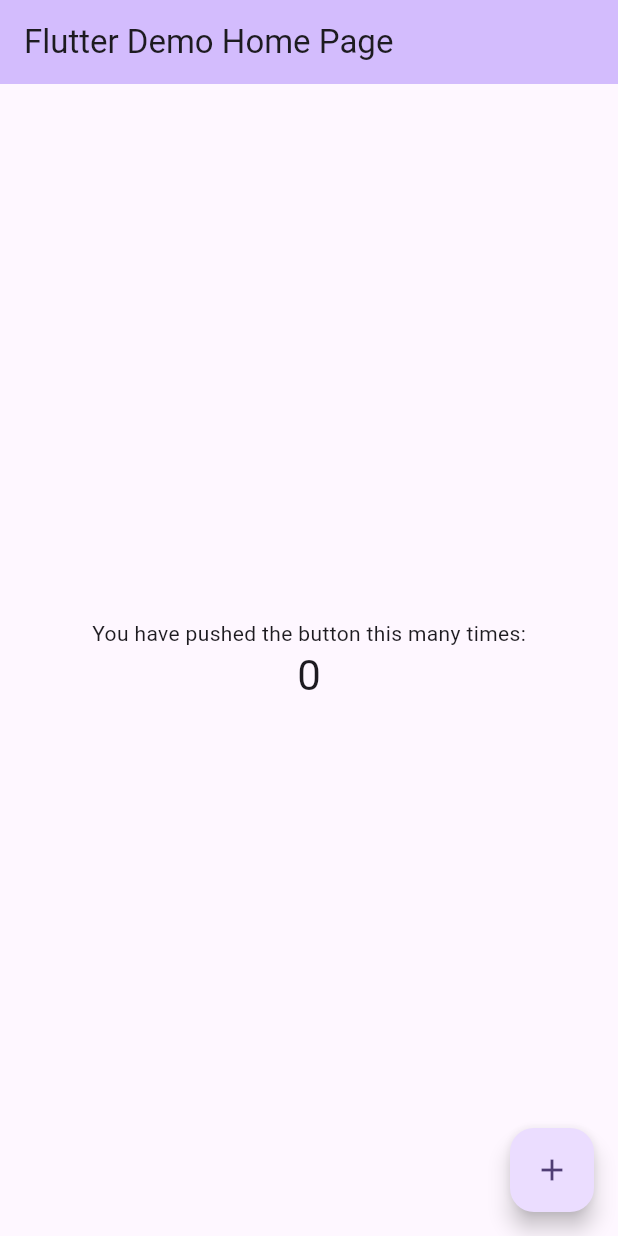
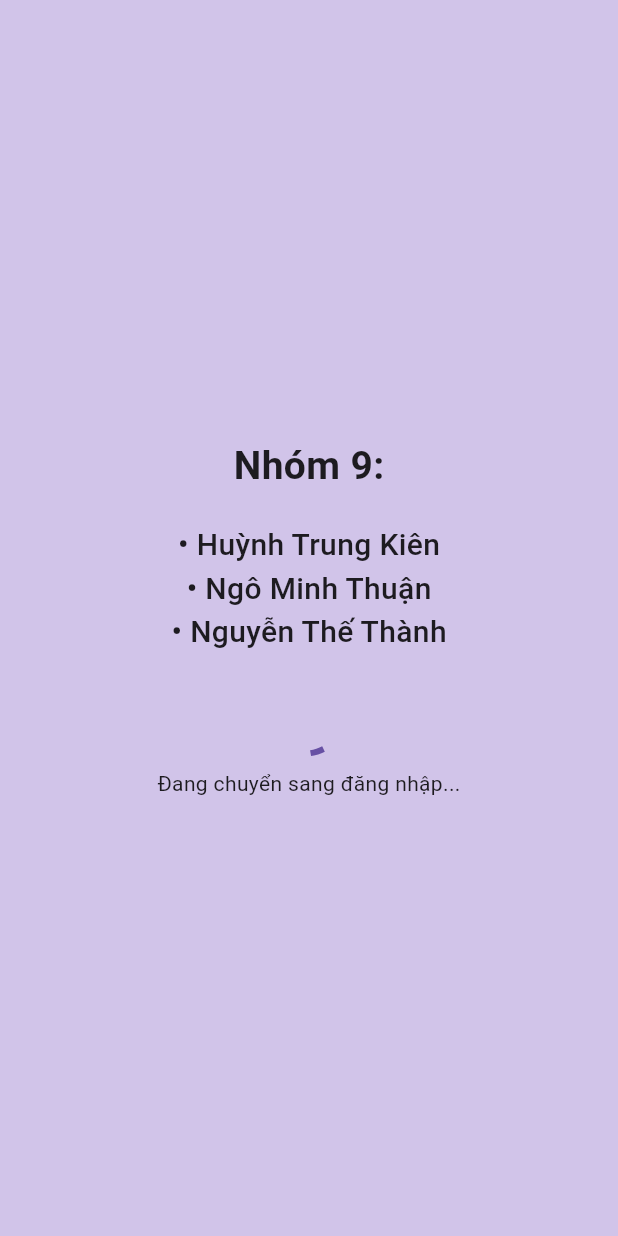
Before and after one commit to thanhnt932/LTDDNC_FLutter, a Flutter app: the screen it shows after launch, on a phone screen of 412 x 824 dp. Run offline on Flutter 3.47's test engine with Material 3 defaults, Android fonts, the phone set to English and light mode, and no system bars.

Commit message:
Bai tap Flutter 1

```diff
--- a/lib/main.dart
+++ b/lib/main.dart
@@ -1,122 +1,22 @@
 import 'package:flutter/material.dart';
+import 'screens/splash_screen.dart';
+import 'screens/login_screen.dart';
 
 void main() {
-  runApp(const MyApp());
+  runApp(MyApp());
 }
 
 class MyApp extends StatelessWidget {
-  const MyApp({super.key});
-
-  // This widget is the root of your application.
   @override
   Widget build(BuildContext context) {
     return MaterialApp(
-      title: 'Flutter Demo',
-      theme: ThemeData(
-        // This is the theme of your application.
-        //
-        // TRY THIS: Try running your application with "flutter run". You'll see
-        // the application has a purple toolbar. Then, without quitting the app,
-        // try changing the seedColor in the colorScheme below to Colors.green
-        // and then invoke "hot reload" (save your changes or press the "hot
-        // reload" button in a Flutter-supported IDE, or press "r" if you used
-        // the command line to start the app).
-        //
-        // Notice that the counter didn't reset back to zero; the application
-        // state is not lost during the reload. To reset the state, use hot
-        // restart instead.
-        //
-        // This works for code too, not just values: Most code changes can be
-        // tested with just a hot reload.
-        colorScheme: ColorScheme.fromSeed(seedColor: Colors.deepPurple),
-      ),
-      home: const MyHomePage(title: 'Flutter Demo Home Page'),
+      debugShowCheckedModeBanner: false,
+      title: 'Manager App',
+      initialRoute: '/',
+      routes: {
+        '/': (context) => SplashScreen(),
+        '/login': (context) => LoginScreen(),
+      },
     );
   }
 }
-
-class MyHomePage extends StatefulWidget {
-  const MyHomePage({super.key, required this.title});
-
-  // This widget is the home page of your application. It is stateful, meaning
-  // that it has a State object (defined below) that contains fields that affect
-  // how it looks.
-
-  // This class is the configuration for the state. It holds the values (in this
-  // case the title) provided by the parent (in this case the App widget) and
-  // used by the build method of the State. Fields in a Widget subclass are
-  // always marked "final".
-
-  final String title;
-
-  @override
-  State<MyHomePage> createState() => _MyHomePageState();
-}
-
-class _MyHomePageState extends State<MyHomePage> {
-  int _counter = 0;
-
-  void _incrementCounter() {
-    setState(() {
-      // This call to setState tells the Flutter framework that something has
-      // changed in this State, which causes it to rerun the build method below
-      // so that the display can reflect the updated values. If we changed
-      // _counter without calling setState(), then the build method would not be
-      // called again, and so nothing would appear to happen.
-      _counter++;
-    });
-  }
-
-  @override
-  Widget build(BuildContext context) {
-    // This method is rerun every time setState is called, for instance as done
-    // by the _incrementCounter method above.
-    //
-    // The Flutter framework has been optimized to make rerunning build methods
-    // fast, so that you can just rebuild anything that needs updating rather
-    // than having to individually change instances of widgets.
-    return Scaffold(
-      appBar: AppBar(
-        // TRY THIS: Try changing the color here to a specific color (to
-        // Colors.amber, perhaps?) and trigger a hot reload to see the AppBar
-        // change color while the other colors stay the same.
-        backgroundColor: Theme.of(context).colorScheme.inversePrimary,
-        // Here we take the value from the MyHomePage object that was created by
-        // the App.build method, and use it to set our appbar title.
-        title: Text(widget.title),
-      ),
-      body: Center(
-        // Center is a layout widget. It takes a single child and positions it
-        // in the middle of the parent.
-        child: Column(
-          // Column is also a layout widget. It takes a list of children and
-          // arranges them vertically. By default, it sizes itself to fit its
-          // children horizontally, and tries to be as tall as its parent.
-          //
-          // Column has various properties to control how it sizes itself and
-          // how it positions its children. Here we use mainAxisAlignment to
-          // center the children vertically; the main axis here is the vertical
-          // axis because Columns are vertical (the cross axis would be
-          // horizontal).
-          //
-          // TRY THIS: Invoke "debug painting" (choose the "Toggle Debug Paint"
-          // action in the IDE, or press "p" in the console), to see the
-          // wireframe for each widget.
-          mainAxisAlignment: MainAxisAlignment.center,
-          children: <Widget>[
-            const Text('You have pushed the button this many times:'),
-            Text(
-              '$_counter',
-              style: Theme.of(context).textTheme.headlineMedium,
-            ),
-          ],
-        ),
-      ),
-      floatingActionButton: FloatingActionButton(
-        onPressed: _incrementCounter,
-        tooltip: 'Increment',
-        child: const Icon(Icons.add),
-      ), // This trailing comma makes auto-formatting nicer for build methods.
-    );
-  }
-}
--- /dev/null
+++ b/lib/screens/splash_screen.dart
@@ -0,0 +1,47 @@
+import 'dart:async';
+import 'package:flutter/material.dart';
+
+class SplashScreen extends StatefulWidget {
+  @override
+  _SplashScreenState createState() => _SplashScreenState();
+}
+
+class _SplashScreenState extends State<SplashScreen> {
+  @override
+  void initState() {
+    super.initState();
+    // Chuyển trang sau 10 giây
+    Future.delayed(Duration(seconds: 10), () {
+      Navigator.pushReplacementNamed(context, '/login');
+    });
+  }
+
+  @override
+  Widget build(BuildContext context) {
+    return Scaffold(
+      backgroundColor: Colors.deepPurple[100],
+      body: Center(
+        child: Column(
+          mainAxisAlignment: MainAxisAlignment.center,
+          children: [
+            Text(
+              'Nhóm 9:',
+              style: TextStyle(fontSize: 26, fontWeight: FontWeight.bold),
+            ),
+            SizedBox(height: 20),
+            Text('• Huỳnh Trung Kiên',
+                style: TextStyle(fontSize: 20, fontWeight: FontWeight.w500)),
+            Text('• Ngô Minh Thuận',
+                style: TextStyle(fontSize: 20, fontWeight: FontWeight.w500)),
+            Text('• Nguyễn Thế Thành',
+                style: TextStyle(fontSize: 20, fontWeight: FontWeight.w500)),
+            SizedBox(height: 30),
+            CircularProgressIndicator(),
+            SizedBox(height: 10),
+            Text('Đang chuyển sang đăng nhập...'),
+          ],
+        ),
+      ),
+    );
+  }
+}
```
Also changed, not shown: lib/screens/login_screen.dart (added, +70 -0 lines).
